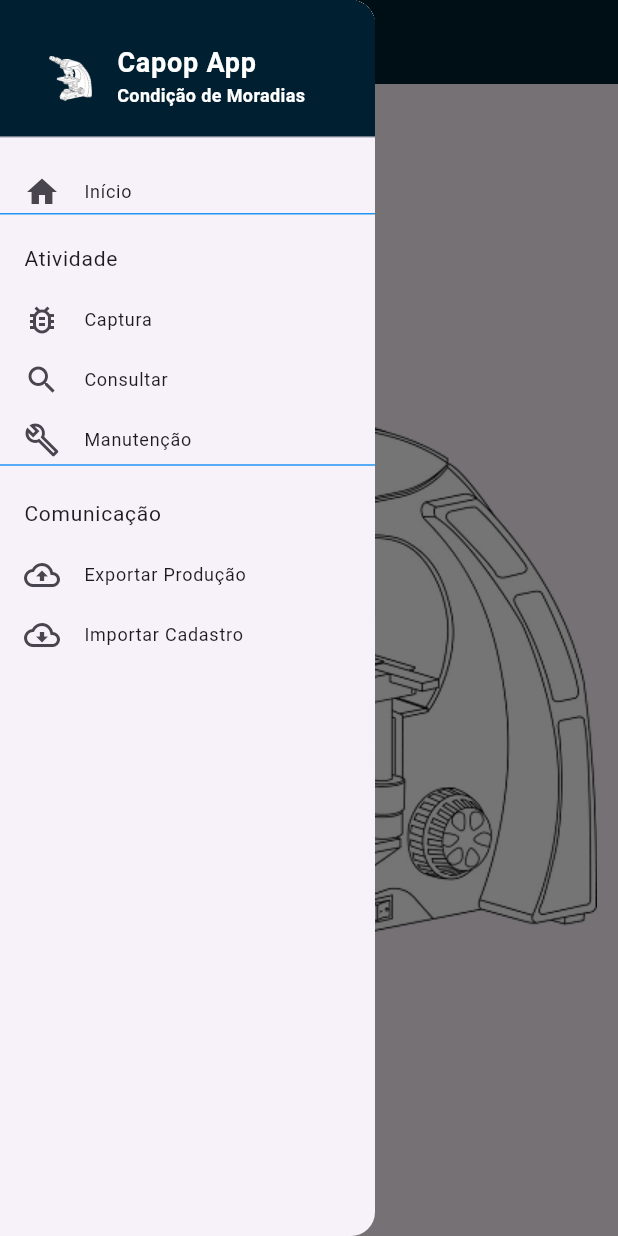
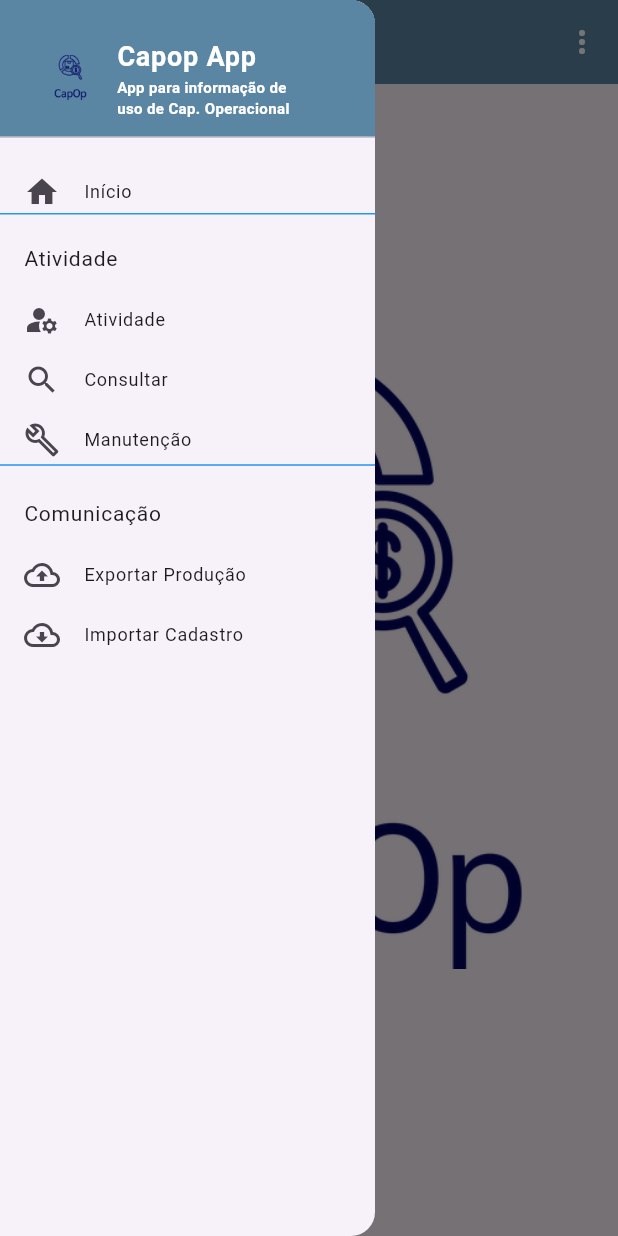
Before and after one commit to goreau/capop_app, a Flutter app: the screen it shows after launch, with the side drawer open, on a phone screen of 412 x 824 dp. Run offline on Flutter 3.47's test engine with Material 3 defaults, Android fonts, the phone set to English and light mode, and no system bars; our stand-ins replace flutter_slidable, get, package_info_plus, shared_preferences, sqflite; accounts and stored records are empty; Roboto replaces fonts that are missing (RobotoCondensed).

Commit message:
final da criação

```diff
--- a/lib/main.dart
+++ b/lib/main.dart
@@ -21,44 +21,13 @@ class Home extends StatelessWidget {
   }
 }
 
-/*Theme buildThemeDataErr(){
-  final baseTheme = ThemeData.light();
-  return Theme(
-      data: baseTheme.copyWith(
-        primaryColor: COR_BRANCO,
-        primaryTextTheme: TextTheme(
-            headline6: TextStyle(
-              color: COR_BRANCO,
-            )),
-        primaryIconTheme: IconThemeData(color: COR_BRANCO),
-        inputDecorationTheme: const InputDecorationTheme(border: OutlineInputBorder()),
-        textTheme: baseTheme.textTheme.copyWith(
-          bodyText1: TextStyle(
-            color: COR_AZUL_MARINHO,
-          ),
-          bodyText2: TextStyle(
-            color: COR_AZUL_MARINHO,
-          ),
-          headline6: TextStyle(
-            fontSize: 20,
-            fontFamily: 'RobotoCondensed',
-            fontWeight: FontWeight.w100,
-          ),
-        ),
-      ),
-      child: InputDecorator(
-        decoration: const InputDecoration(border: OutlineInputBorder())
-      ),
-  );
-}*/
-
 
 ThemeData buildThemeData() {
   final baseTheme = ThemeData.light();
   return baseTheme.copyWith(
     primaryColor: COR_BRANCO,
     appBarTheme: AppBarTheme(
-      backgroundColor: COR_AZUL_MARINHO,
+      backgroundColor: COR_AZUL,
       titleTextStyle: TextStyle(
           color: COR_BRANCO,
           fontSize: 20
@@ -66,20 +35,20 @@ ThemeData buildThemeData() {
       iconTheme: IconThemeData(color: COR_BRANCO),
     ),
     primaryTextTheme: TextTheme(
-        headline6: TextStyle(
+        titleLarge: TextStyle(
           color: COR_BRANCO,
         )),
     primaryIconTheme: IconThemeData(color: COR_BRANCO),
     inputDecorationTheme: const InputDecorationTheme(border: OutlineInputBorder()),
     dropdownMenuTheme:  const DropdownMenuThemeData( inputDecorationTheme: const InputDecorationTheme(border: OutlineInputBorder())),
     textTheme: baseTheme.textTheme.copyWith(
-      bodyText1: TextStyle(
+      bodyLarge: TextStyle(
         color: COR_AZUL_MARINHO,
       ),
-      bodyText2: TextStyle(
+      bodyMedium: TextStyle(
         color: COR_AZUL_MARINHO,
       ),
-      headline6: TextStyle(
+      titleLarge: TextStyle(
         fontSize: 20,
         fontFamily: 'RobotoCondensed',
         fontWeight: FontWeight.w100,
--- a/lib/util/auxiliar.dart
+++ b/lib/util/auxiliar.dart
@@ -1,5 +1,3 @@
-import 'dart:convert';
-
 import 'package:flutter/material.dart';
 
 import 'db_helper.dart';
@@ -55,32 +53,24 @@ class Auxiliar {
   static Future<List<dynamic>> loadEnvio() async {
     final db = DbHelper.instance;
 
-    var ret = await db.qryEnvio();
-    var dados = [];
-    var details = [];
+    var dados = await db.qryEnvio();
+  // var dados = [];
 
 
-    for (var row in ret){
+
+   /* for (var row in ret){
       var map = {};
       row.forEach((key, value) {
-        if (key == 'id_captura'){
+        if (key == 'id_atividade'){
           key = 'id_master';
         }
         map[key] = value;
       });
-      details = await db.qryEnvioDet(row['id_captura']);
-      map['detail'] = details;
-      map['quadrante'] = map['quadrante'] == '' ? 0 : map['quadrante'];
+
       dados.add(map);
-    }
-    /*Future.forEach(ret, (row) async {
-      var map = {};
-      row.forEach((key, value) => map[key] = value);
-      details = await db.qryEnvioDet(row['id_captura']);
-      map['detail'] = details;
-      dados.add(map);
-    });*/
-    var send = jsonEncode(dados);
+    }*/
+
+   // var send = jsonEncode(dados);
 
     return dados;
   }
--- a/lib/util/db_helper.dart
+++ b/lib/util/db_helper.dart
@@ -1,4 +1,3 @@
-import 'dart:convert';
 import 'dart:io';
 import 'package:flutter/cupertino.dart';
 import 'package:capop_new/models/atividade.dart';
@@ -257,24 +256,18 @@ class DbHelper {
   Future<List<Map>> qryEnvio() async {
     Database? db = await instance.database;
     var resultSet =
-        await db!.query('captura', where: 'status=?', whereArgs: [0]);
+        await db!.query('atividade', where: 'status=?', whereArgs: [0]);
 
     return resultSet;
   }
 
-  Future<List<Map>> qryEnvioDet(int master) async {
-    Database? db = await instance.database;
-    var resultSet =
-    await db!.query('captura_det', where: 'id_captura=?', whereArgs: [master]);
 
-    return resultSet;
-  }
 
   Future<int> updateStatus(linha) async {
     Database? db = await instance.database;
 
-    var result = await db!.update('captura', {'status': linha['status']},
-        where: 'id_captura = ?', whereArgs: [linha['id']]);
+    var result = await db!.update('atividade', {'status': linha['status']},
+        where: 'id_atividade = ?', whereArgs: [linha['id']]);
 
     return result;
   }
--- a/lib/views/atividade.dart
+++ b/lib/views/atividade.dart
@@ -11,10 +11,10 @@ class Producao extends StatelessWidget {
 
   @override
   Widget build(BuildContext context) {
-    ctrl.loadBase();
     if (id != null) {
       ctrl.initMaster(id);
     }
+    ctrl.loadBase();
 
     return Scaffold(
       appBar: AppBar(
@@ -115,8 +115,9 @@ class Producao extends StatelessWidget {
                               ctrl.updateMun(value);
                             },
                           ),),
-                          IconButton(
+                          IconButton.outlined(
                             icon: const Icon(Icons.refresh),
+                            color: Colors.green,
                             onPressed: () {
                               ctrl.refreshListMun();
                             },
--- a/lib/views/principal.dart
+++ b/lib/views/principal.dart
@@ -2,13 +2,40 @@ import 'package:flutter/material.dart';
 import 'package:get/get.dart';
 import 'package:capop_new/colors-constants.dart';
 import 'package:capop_new/util/routes.dart';
+import 'package:package_info_plus/package_info_plus.dart';
 
 class Principal extends StatelessWidget {
+
   @override
   Widget build(BuildContext context) {
     return Scaffold(
       appBar: AppBar(
         title: Text('Capop',style: TextStyle(fontSize: 20, fontFamily: 'RobotoCondensed', fontWeight: FontWeight.bold, color: COR_BRANCO)),
+        actions: [
+          IconButton(
+            icon: Icon(
+              Icons.more_vert,
+              color: Colors.white,
+            ),
+            onPressed: () {
+              WidgetsFlutterBinding.ensureInitialized();
+              PackageInfo.fromPlatform().then((PackageInfo packageInfo) {
+               // String appName = packageInfo.appName;
+               // String packageName = packageInfo.packageName;
+             //   String version = packageInfo.version;
+             //   String buildNumber = packageInfo.buildNumber;
+                showAboutDialog(
+                  context: context,
+                  applicationVersion: packageInfo.version,
+                  applicationIcon: Image.asset('assets/images/icon.png'),
+                  applicationLegalese: 'App para registro de informações de utilização de capacidade operacional',
+                );
+              });
+
+
+            },
+          ),
+        ],
       ),
       body: new Container(
         child: new Image.asset('assets/images/casa.png'),
@@ -25,9 +52,9 @@ class Principal extends StatelessWidget {
                   child: ListTile(
                     leading: SizedBox(child: Image.asset('assets/images/casa.png'),width: 30,height: 30,),
                     title: Text('Capop App', style: TextStyle(fontSize: 18, color: COR_BRANCO, fontWeight: FontWeight.bold),),
-                    subtitle: Text('Condição de Moradias', style: TextStyle(fontSize: 12, color: COR_BRANCO, fontWeight: FontWeight.bold),),
+                    subtitle: Text('App para informação de uso de Cap. Operacional', style: TextStyle(fontSize: 10, color: COR_BRANCO, fontWeight: FontWeight.bold),),
                   ),
-                  decoration: BoxDecoration(color: COR_AZUL_MARINHO),
+                  decoration: BoxDecoration(color: COR_AZUL),
                 ),
               ),
               Container(
@@ -61,9 +88,9 @@ class Principal extends StatelessWidget {
               Container(
                 height: 40,
                 child: ListTile(
-                  leading: Icon(Icons.bug_report_outlined),
+                  leading: Icon(Icons.manage_accounts),
                   title: Text(
-                    'Captura',
+                    'Atividade',
                     style: TextStyle(fontSize: 12),
                   ),
                   onTap: () {
--- a/pubspec.yaml
+++ b/pubspec.yaml
@@ -16,7 +16,7 @@ publish_to: 'none' # Remove this line if you wish to publish to pub.dev
 # https://developer.apple.com/library/archive/documentation/General/Reference/InfoPlistKeyReference/Articles/CoreFoundationKeys.html
 # In Windows, build-name is used as the major, minor, and patch parts
 # of the product and file versions while build-number is used as the build suffix.
-version: 1.0.0+1
+version: 2.0.1
 
 environment:
   sdk: '>=3.2.3 <4.0.0'
@@ -46,6 +46,8 @@ dev_dependencies:
   sqflite: ^2.3.0
   shared_preferences: ^2.2.2
   flutter_slidable: ^3.0.1
+  package_info_plus: ^5.0.1
+
   # The "flutter_lints" package below contains a set of recommended lints to
   # encourage good coding practices. The lint set provided by the package is
   # activated in the `analysis_options.yaml` file located at the root of your
@@ -67,3 +69,4 @@ flutter:
   assets:
     - assets/images/casa.png
     - assets/images/splash.png
+    - assets/images/icon.png
```
Also changed, not shown: lib/controllers/atividade.controller.dart (+6 -41 lines), lib/models/atividade.dart (+0 -21 lines), lib/util/comunica.service.dart (+2 -68 lines), lib/views/consulta/consulta.dart (+6 -5 lines), assets/images/casa.png, assets/images/splash.png, pubspec.lock, 7 other files.
